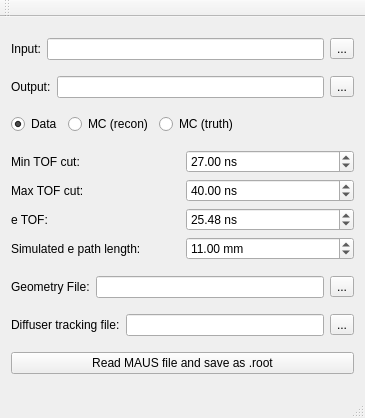
victoriablackmore/Extract-MAUS-data, file mainwindow.ui: the form before one commit.
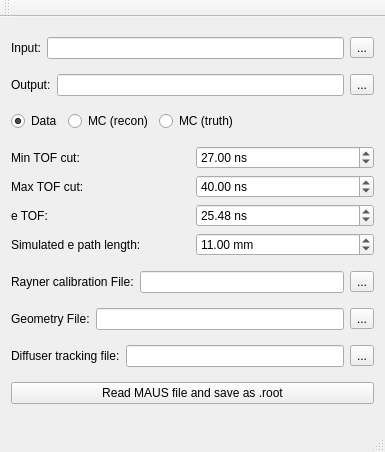
The form after the commit.

The edit to the form file:
```diff
--- a/mainwindow.ui
+++ b/mainwindow.ui
@@ -6,8 +6,8 @@
    <rect>
     <x>0</x>
     <y>0</y>
-    <width>365</width>
-    <height>418</height>
+    <width>385</width>
+    <height>452</height>
    </rect>
   </property>
   <property name="windowTitle">
@@ -208,6 +208,34 @@
       </item>
      </layout>
     </item>
+    <item>
+     <layout class="QHBoxLayout" name="horizontalLayout_11">
+      <item>
+       <widget class="QLabel" name="label_9">
+        <property name="toolTip">
+         <string>&lt;html&gt;&lt;head/&gt;&lt;body&gt;&lt;p&gt;If blank, a default TOF0/1 PMT-position calibration (see M. Rayner's thesis) will be used.&lt;/p&gt;&lt;/body&gt;&lt;/html&gt;</string>
+        </property>
+        <property name="text">
+         <string>Rayner calibration File:</string>
+        </property>
+       </widget>
+      </item>
+      <item>
+       <widget class="QLineEdit" name="line_raynerCalibrationFile">
+        <property name="toolTip">
+         <string>&lt;html&gt;&lt;head/&gt;&lt;body&gt;&lt;p&gt;If blank, a default TOF0/1 PMT-position calibration (see M. Rayner's thesis) will be used.&lt;/p&gt;&lt;/body&gt;&lt;/html&gt;</string>
+        </property>
+       </widget>
+      </item>
+      <item>
+       <widget class="QToolButton" name="btn_raynerCalibrationFile">
+        <property name="text">
+         <string>...</string>
+        </property>
+       </widget>
+      </item>
+     </layout>
+    </item>
     <item>
      <layout class="QHBoxLayout" name="horizontalLayout_6">
       <item>
```
Left out of the diff: 2 changed lines with no effect on the pictures.
